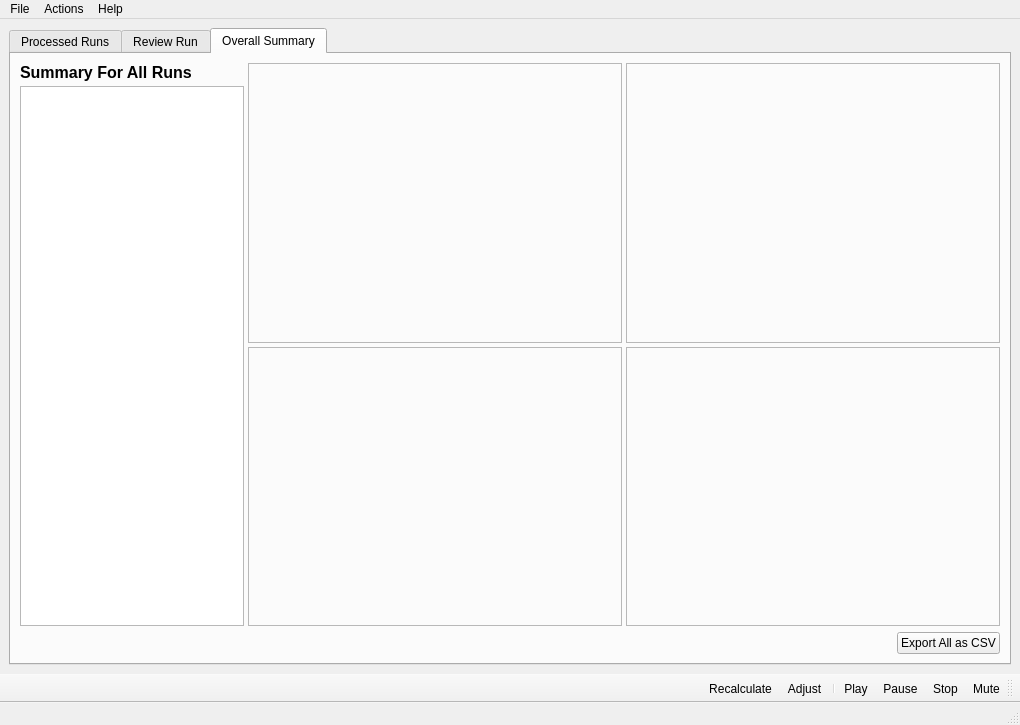
Above: qtsrc/eyeplus/mainwindow.ui from starshine-bcit/eyeplus before the change. Below: the same form after it.
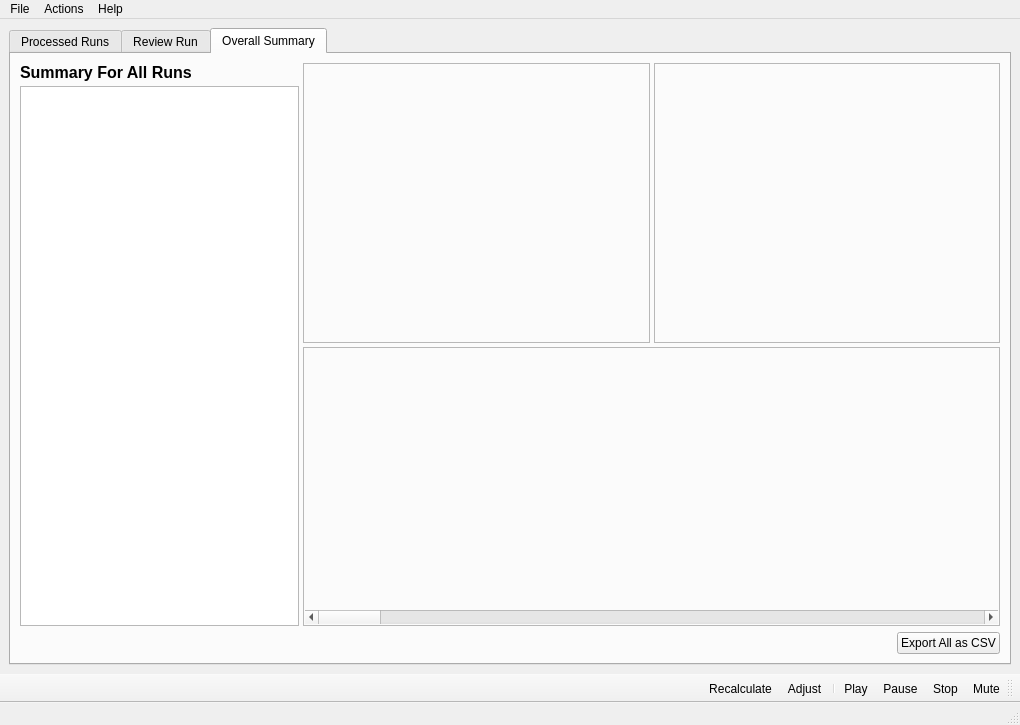
That is the form after the change. The open tabs and pages were chosen to show the change. Icons and pictures are not drawn.

Commit message: Add textual display of statistical information to individual summary

```diff
--- a/qtsrc/eyeplus/mainwindow.ui
+++ b/qtsrc/eyeplus/mainwindow.ui
@@ -514,7 +514,7 @@
        </attribute>
        <layout class="QVBoxLayout" name="verticalLayout_5" stretch="1,0">
         <item>
-         <layout class="QHBoxLayout" name="horizontalLayoutOverallMain" stretch="3,5,5">
+         <layout class="QHBoxLayout" name="horizontalLayoutOverallMain" stretch="2,5">
           <property name="spacing">
            <number>4</number>
           </property>
@@ -546,7 +546,12 @@
            </layout>
           </item>
           <item>
-           <layout class="QVBoxLayout" name="verticalLayoutOverallMiddle">
+           <layout class="QVBoxLayout" name="verticalLayoutOverallRight">
+            <item>
+             <layout class="QHBoxLayout" name="horizontalLayoutOverallTop">
+              <property name="spacing">
+               <number>4</number>
+              </property>
             <item>
              <widget class="QFrame" name="frameOverallGraphic1">
               <property name="frameShape">
@@ -585,7 +590,7 @@
               <property name="frameShadow">
                <enum>QFrame::Plain</enum>
               </property>
-              <layout class="QHBoxLayout" name="horizontalLayout_12">
+                <layout class="QHBoxLayout" name="horizontalLayout_11">
                <property name="spacing">
                 <number>0</number>
                </property>
@@ -610,8 +615,6 @@
            </layout>
           </item>
           <item>
-           <layout class="QVBoxLayout" name="verticalLayoutOverallRight">
-            <item>
              <widget class="QFrame" name="frameOverallGraphic3">
               <property name="frameShape">
                <enum>QFrame::StyledPanel</enum>
@@ -619,9 +622,9 @@
               <property name="frameShadow">
                <enum>QFrame::Plain</enum>
               </property>
-              <layout class="QHBoxLayout" name="horizontalLayout_11">
+              <layout class="QVBoxLayout" name="verticalLayout_3" stretch="0,0">
                <property name="spacing">
-                <number>0</number>
+                <number>4</number>
                </property>
                <property name="leftMargin">
                 <number>1</number>
@@ -638,35 +641,12 @@
                <item>
                 <widget class="QWidget" name="widgetOverallGraphic3" native="true"/>
                </item>
-              </layout>
-             </widget>
-            </item>
-            <item>
-             <widget class="QFrame" name="frameOverallGraphic4">
-              <property name="frameShape">
-               <enum>QFrame::StyledPanel</enum>
-              </property>
-              <property name="frameShadow">
-               <enum>QFrame::Plain</enum>
-              </property>
-              <layout class="QHBoxLayout" name="horizontalLayout_13">
-               <property name="spacing">
-                <number>0</number>
-               </property>
-               <property name="leftMargin">
-                <number>1</number>
-               </property>
-               <property name="topMargin">
-                <number>1</number>
-               </property>
-               <property name="rightMargin">
-                <number>1</number>
-               </property>
-               <property name="bottomMargin">
-                <number>1</number>
-               </property>
-               <item>
-                <widget class="QWidget" name="widgetOverallGraphic4" native="true"/>
+               <item>
+                <widget class="QScrollBar" name="horizontalScrollBar">
+                 <property name="orientation">
+                  <enum>Qt::Horizontal</enum>
+                 </property>
+                </widget>
                </item>
               </layout>
              </widget>
```
Left out of the diff: 10 changed lines with no effect on the pictures. Lines whose indentation alone changed are shown as unchanged. The commit also changes 2 other files.
